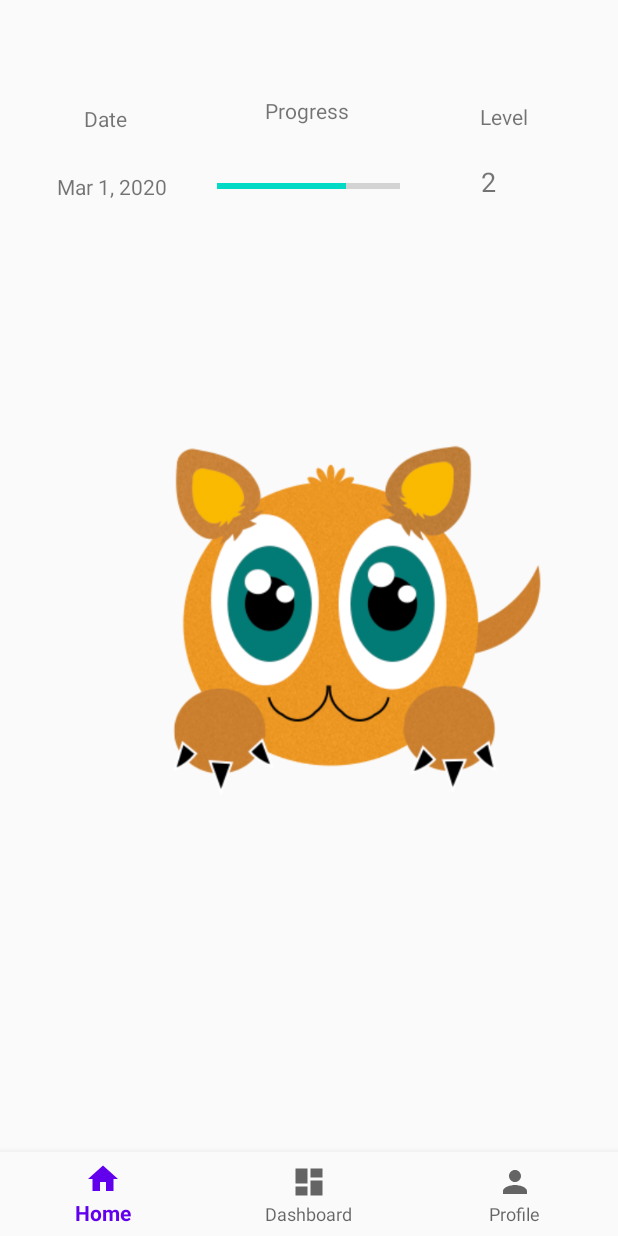
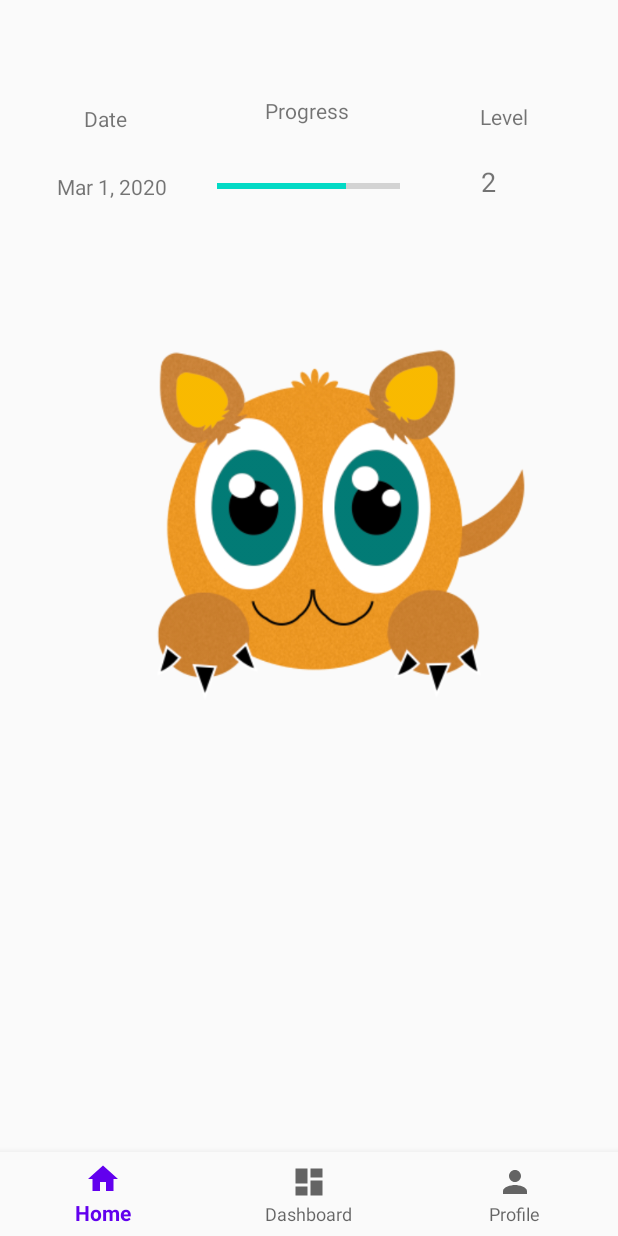
Before and after one commit to arthurknatt/tamafit, an Android app: the HomeScreen screen opened directly, with no data from a screen before it, on a phone screen of 412 x 824 dp. Run offline under Robolectric (Android 15) with nearby library versions, the phone set to English and light mode, and no system bars.

Commit message:
moved animation

```diff
--- a/app/src/main/res/layout/home_screen.xml
+++ b/app/src/main/res/layout/home_screen.xml
@@ -95,12 +95,11 @@
         android:id="@+id/babyImage"
         android:layout_width="800dp"
         android:layout_height="600dp"
+        android:layout_marginTop="160dp"
         android:paddingTop="300dp"
-        app:layout_constraintBottom_toBottomOf="parent"
         app:layout_constraintEnd_toEndOf="parent"
-        app:layout_constraintHorizontal_bias="0.401"
+        app:layout_constraintHorizontal_bias="0.429"
         app:layout_constraintStart_toStartOf="parent"
-        app:layout_constraintTop_toTopOf="parent"
-        app:layout_constraintVertical_bias="1.0" />
+        app:layout_constraintTop_toTopOf="parent" />
 
 </androidx.constraintlayout.widget.ConstraintLayout>
```
